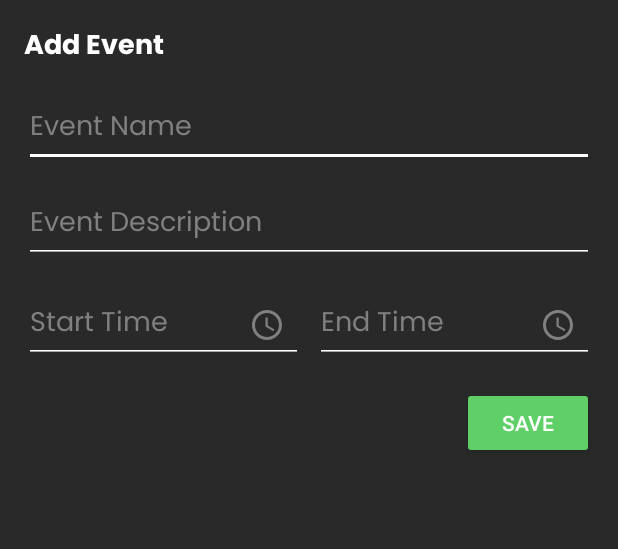
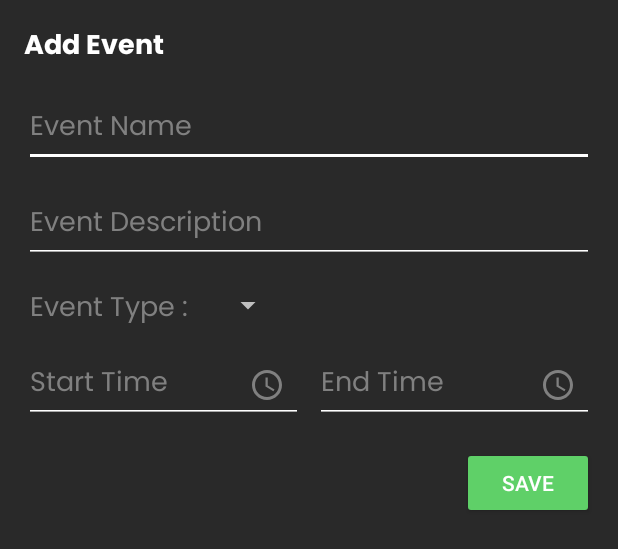
Before and after one commit to Biswadip-24/productivity-tracker-frontend, an Android app: the layout fragment_add_event.xml on its own in the app's theme, with its tools: preview values and no code run, on a phone screen of 412 x 824 dp. Shown: the top 549 px of the screen. Run offline under Robolectric (Android 15) with nearby library versions, the phone set to English and light mode, and no system bars.

Commit message:
Type added in Event addition

```diff
--- a/app/src/main/res/layout/fragment_add_event.xml
+++ b/app/src/main/res/layout/fragment_add_event.xml
@@ -44,6 +44,31 @@
             android:maxLines="1"
             android:textColorHint="@color/gray"
             android:textColor="@color/white" />
+
+        <LinearLayout
+            android:layout_width="match_parent"
+            android:layout_height="wrap_content"
+            android:orientation="horizontal"
+            android:layout_marginTop="16dp">
+
+            <TextView
+                android:layout_width="wrap_content"
+                android:layout_height="match_parent"
+                android:text="@string/eventType"
+                android:fontFamily="@font/poppins"
+                android:textColor="@color/gray"
+                android:paddingLeft="4dp"
+                android:textSize="18sp"/>
+
+            <Spinner
+                android:id="@+id/eventSpinner"
+                android:layout_marginStart="16dp"
+                android:layout_width="wrap_content"
+                android:layout_height="wrap_content"
+                android:gravity="center"/>
+
+
+        </LinearLayout>
 
         <LinearLayout
             android:layout_width="match_parent"
--- a/app/src/main/res/values/strings.xml
+++ b/app/src/main/res/values/strings.xml
@@ -21,6 +21,7 @@
     <string name="add_event">Add Event</string>
     <string name="eventName">Event Name</string>
     <string name="eventDescription">Event Description</string>
+    <string name="eventType">Event Type : </string>
     <string name="startTime">Start Time</string>
     <string name="endTime">End Time</string>
 
```
Also changed, not shown: app/src/main/java/com/example/productivitytracker/AddEventFragment.java (+21 -29 lines), app/src/main/res/layout/spinner_dropdown_item.xml (added, +9 -0 lines).
